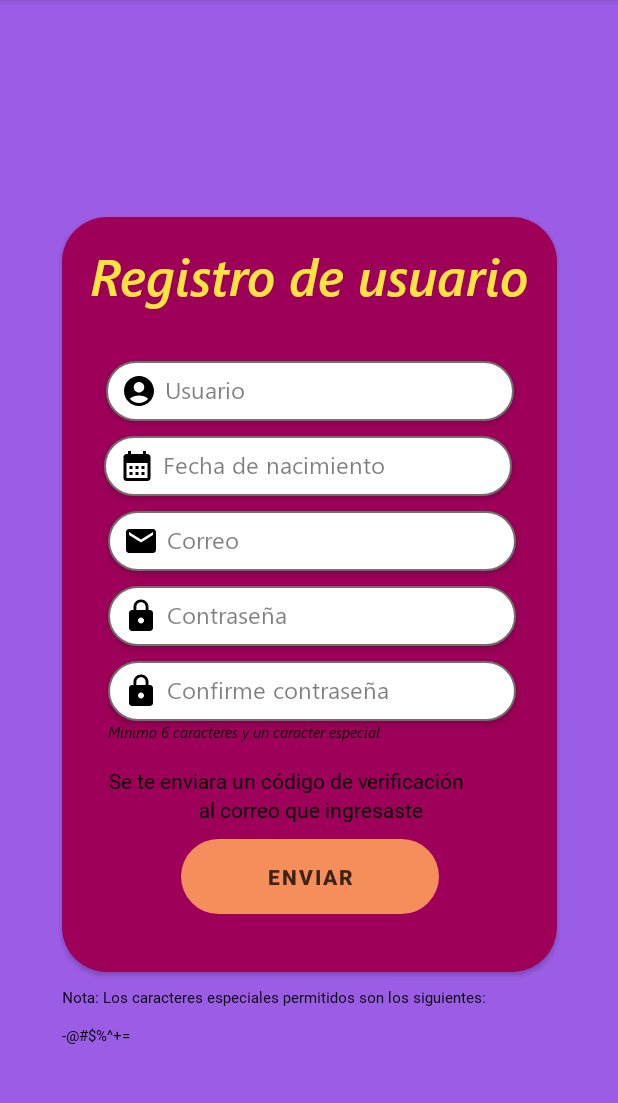
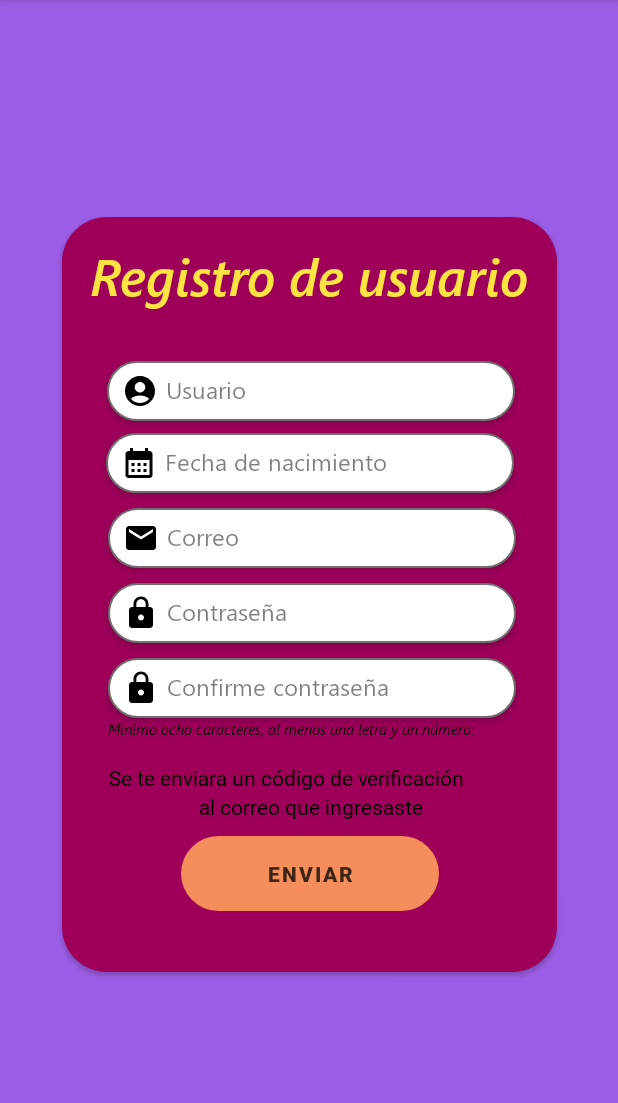
Before and after one commit to GilbetoKevin/BloomingSpirit, an Android app: the Registro screen opened directly, with no data from a screen before it, after a tap on "ENVIAR", on a phone screen of 412 x 824 dp, the part 84-1187 px from its top. Run offline under Robolectric (Android 15) with nearby library versions, the phone set to English and light mode, and no system bars; our stand-ins replace Firebase (no records; nobody signed in at launch, a user with empty details on screens opened directly).

Commit message:
Kevin 07/03/2023

```diff
--- a/app/src/main/java/com/is/bloomingspirit/MainActivity.kt
+++ b/app/src/main/java/com/is/bloomingspirit/MainActivity.kt
@@ -32,6 +32,12 @@ class MainActivity : AppCompatActivity() {
         var boton2=findViewById<Button>(R.id.bot_acceder2)
         var text1=findViewById<EditText>(R.id.editTextUsuario)
         var text2=findViewById<EditText>(R.id.editTextTextPassword3)
+        var botonRecuperacion=findViewById<Button>(R.id.bot_recuperacion)
+
+        botonRecuperacion.setOnClickListener{
+            val intento1 = Intent(this,RecuperacionContra::class.java)
+            startActivity(intento1)
+        }
 
 
         boton1.setOnClickListener{
--- a/app/src/main/java/com/is/bloomingspirit/Registro.kt
+++ b/app/src/main/java/com/is/bloomingspirit/Registro.kt
@@ -36,23 +36,27 @@ class Registro : AppCompatActivity() {
         val email=findViewById<EditText>(R.id.editTextCorreo)
         val contra=findViewById<EditText>(R.id.editTextTextPassword)
         val contraConf=findViewById<EditText>(R.id.editTextTextPassword2)
+        val usuario=findViewById<EditText>(R.id.editTextUsuario)
+        val fecha=findViewById<EditText>(R.id.editTextFecha)
+
 
 
         enviar.setOnClickListener{
 
             val mEmail=email.text.toString()
+            val mUser=usuario.text.toString()
+            val mFecha=fecha.text.toString()
             val mPassword= contra.text.toString()
-           // db.collection("users").document(mEmail).set(
-               // hashMapOf("usuario" to mUser,
-                //    "contraseña" to mPassword)
-            //)
+            print(mEmail)
+            print(mUser)
+            print(mFecha)
+            print(email)
+            print(mPassword)
+
             val mRepeatPassword=contraConf.text.toString()
 
-
-            val passwordRegex = Pattern.compile("^"+
-                    "(?=.*[-@#$%^&+=])" +
-                    ".{6,}" +
-                    "$")
+            // Mínimo ocho caracteres, al menos una letra y un número:
+            val passwordRegex = Pattern.compile("^(?=.*[A-Za-z])(?=.*\\d)[A-Za-z\\d]{8,}$")
             if(mEmail.isEmpty() || !Patterns.EMAIL_ADDRESS.matcher(mEmail).matches()) {
                 Toast.makeText(this, "Ingrese un email valido.",
                     Toast.LENGTH_SHORT).show()
@@ -64,8 +68,7 @@ class Registro : AppCompatActivity() {
                     Toast.LENGTH_SHORT).show()
             } else {
                 db.collection("users").document(mEmail).set(
-                    hashMapOf("usuario" to "",
-                        "contraseña" to mPassword)
+                    hashMapOf("usuario" to mUser,"fecha" to mFecha,"contraseña" to mPassword)
                 )
 
                 createAccount(mEmail, mPassword)
--- a/app/src/main/res/layout/activity_recuperacion_contra.xml
+++ b/app/src/main/res/layout/activity_recuperacion_contra.xml
@@ -73,7 +73,7 @@
         android:textColor="#000000"
         app:layout_constraintEnd_toEndOf="@+id/rectangulo_verde"
         app:layout_constraintStart_toStartOf="@+id/rectangulo_verde"
-        app:layout_constraintTop_toBottomOf="@+id/bot_acceder" />
+        app:layout_constraintTop_toBottomOf="@+id/bot_buscar" />
 
     <TextView
         android:id="@+id/textView7"
@@ -123,7 +123,7 @@
 
 
     <Button
-        android:id="@+id/bot_acceder"
+        android:id="@+id/bot_buscar"
         android:elevation="3dp"
         android:layout_width="150dp"
         android:layout_height="45dp"
--- a/app/src/main/res/layout/activity_registro.xml
+++ b/app/src/main/res/layout/activity_registro.xml
@@ -37,13 +37,13 @@
 
     <EditText
         android:id="@+id/editTextUsuario"
-        android:elevation="3dp"
         android:layout_width="272dp"
         android:layout_height="40dp"
         android:layout_marginTop="96dp"
         android:background="@drawable/text_login"
         android:drawableStart="@drawable/ic_usuario"
         android:drawablePadding="5dp"
+        android:elevation="3dp"
         android:ems="10"
         android:fontFamily="@font/segoe"
         android:hint="Usuario"
@@ -53,20 +53,19 @@
         android:textColorHint="#80000000"
         android:textSize="16sp"
         app:layout_constraintEnd_toEndOf="@+id/rectangulo_verde"
-        app:layout_constraintHorizontal_bias="0.509"
+        app:layout_constraintHorizontal_bias="0.517"
         app:layout_constraintStart_toStartOf="@+id/rectangulo_verde"
         app:layout_constraintTop_toTopOf="@+id/rectangulo_verde" />
 
-
     <EditText
-        android:id="@+id/editTextUsuario2"
-        android:elevation="3dp"
+        android:id="@+id/editTextFecha"
         android:layout_width="272dp"
         android:layout_height="40dp"
-        android:layout_marginTop="10dp"
+        android:layout_marginTop="8dp"
         android:background="@drawable/text_login"
         android:drawableStart="@drawable/ic_calendario"
         android:drawablePadding="5dp"
+        android:elevation="3dp"
         android:ems="10"
         android:fontFamily="@font/segoe"
         android:hint="Fecha de nacimiento"
@@ -76,7 +75,6 @@
         android:textColorHint="#80000000"
         android:textSize="16sp"
         app:layout_constraintEnd_toEndOf="@+id/rectangulo_verde"
-        app:layout_constraintHorizontal_bias="0.482"
         app:layout_constraintStart_toStartOf="@+id/rectangulo_verde"
         app:layout_constraintTop_toBottomOf="@+id/editTextUsuario" />
 
@@ -100,7 +98,7 @@
         app:layout_constraintEnd_toEndOf="@+id/rectangulo_verde"
         app:layout_constraintHorizontal_bias="0.527"
         app:layout_constraintStart_toStartOf="@+id/rectangulo_verde"
-        app:layout_constraintTop_toBottomOf="@+id/editTextUsuario2" />
+        app:layout_constraintTop_toBottomOf="@+id/editTextFecha" />
 
     <EditText
         android:id="@+id/editTextTextPassword"
@@ -162,37 +160,12 @@
         app:layout_constraintTop_toBottomOf="@+id/editTextTextPassword2" />
 
     <TextView
-        android:id="@+id/textView19"
-
+        android:id="@+id/textView13"
         android:layout_width="wrap_content"
         android:layout_height="wrap_content"
-        android:layout_marginTop="10dp"
-        android:fontFamily="@font/segoe_bold"
-        android:text="Nota: Los caracteres especiales permitidos son los siguientes:"
-        android:textColor="#000000"
-        android:textSize="10dp"
-        app:layout_constraintStart_toStartOf="@+id/rectangulo_verde"
-        app:layout_constraintTop_toBottomOf="@+id/rectangulo_verde" />
-
-    <TextView
-        android:id="@+id/textView20"
-        android:layout_width="wrap_content"
-        android:layout_height="wrap_content"
-        android:layout_marginTop="35dp"
-        android:fontFamily="@font/segoe_bold"
-        android:text="-@#$%^+="
-        android:textColor="#000000"
-        android:textSize="10dp"
-        app:layout_constraintStart_toStartOf="@+id/rectangulo_verde"
-        app:layout_constraintTop_toBottomOf="@+id/rectangulo_verde" />
-
-    <TextView
-        android:id="@+id/textView13"
         android:elevation="3dp"
-        android:layout_width="wrap_content"
-        android:layout_height="wrap_content"
         android:fontFamily="@font/segoe_italic"
-        android:text="Minimo 6 caracteres y un caracter especial"
+        android:text="Mínimo ocho caracteres, al menos una letra y un número:"
         android:textColor="#000000"
         android:textSize="10sp"
         app:layout_constraintStart_toStartOf="@+id/editTextTextPassword2"
```
Also changed, not shown: app/src/main/java/com/is/bloomingspirit/RecuperacionContra.kt (+28 -0 lines), app/src/main/res/drawable/bot_recuperacion.xml (added, +15 -0 lines), app/src/main/res/layout/activity_inicio.xml (+9 -9 lines), app/src/main/res/layout/activity_main.xml (+25 -4 lines).
